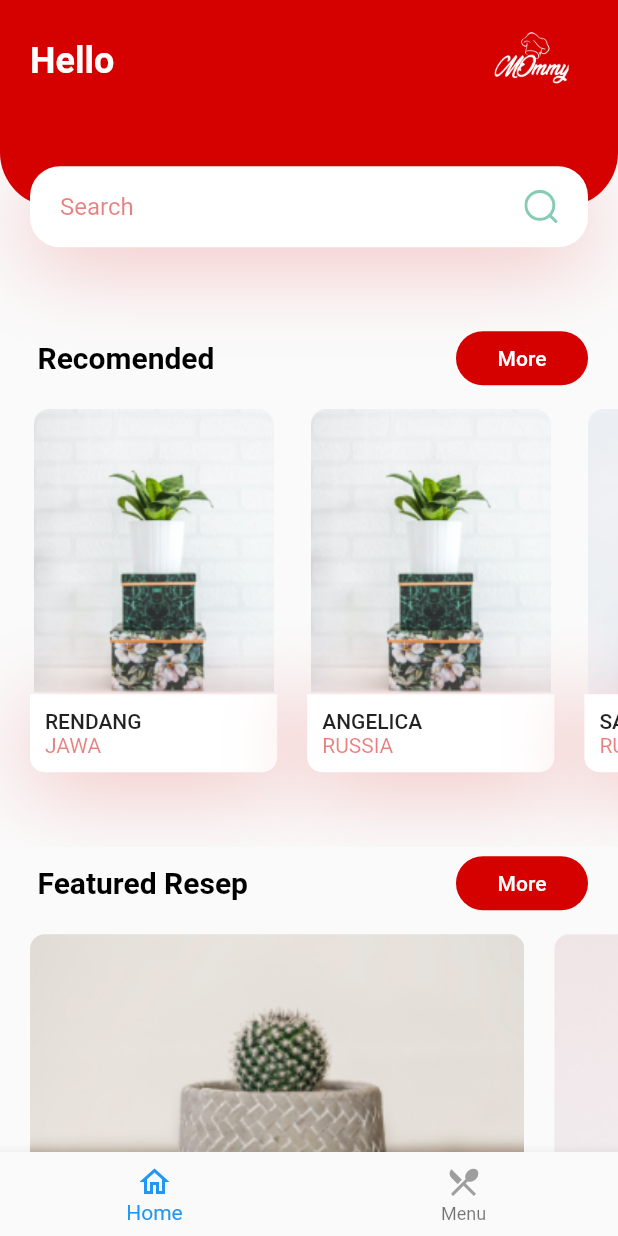
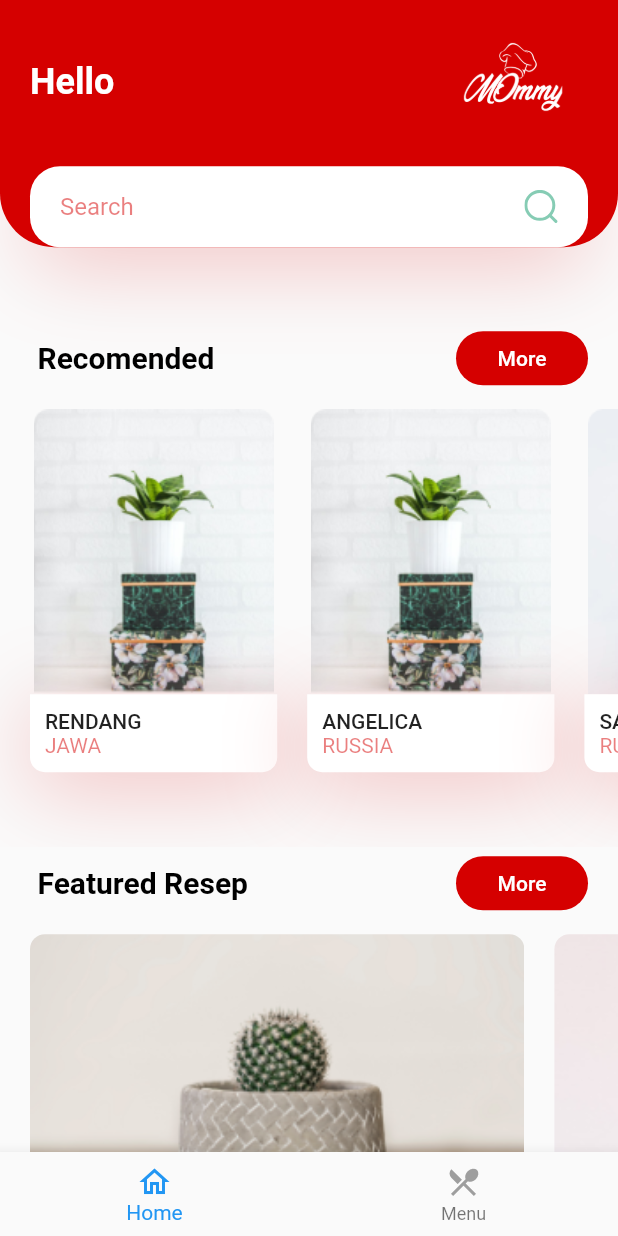
Before and after one commit to Ajisetiawann/resep-makanan, a Flutter app: the screen it shows after launch, on a phone screen of 412 x 824 dp. Run offline on Flutter 3.47's test engine with Material 2 defaults, Android fonts, the phone set to English and light mode, and no system bars; our stand-ins replace flutter_svg, video_player.

```diff
--- a/lib/screens/home/components/header_with_searchbox.dart
+++ b/lib/screens/home/components/header_with_searchbox.dart
@@ -24,7 +24,7 @@ class HeaderWithSearchBox extends StatelessWidget {
               right: kDefaultPadding,
               bottom: 36 + kDefaultPadding,
             ),
-            height: size.height * 0.2 - 27,
+            height: size.height * 0.8 - 27,
             decoration: BoxDecoration(
               color: kPrimaryColor,
               borderRadius: BorderRadius.only(
```
Also changed, not shown: 1 other file.
